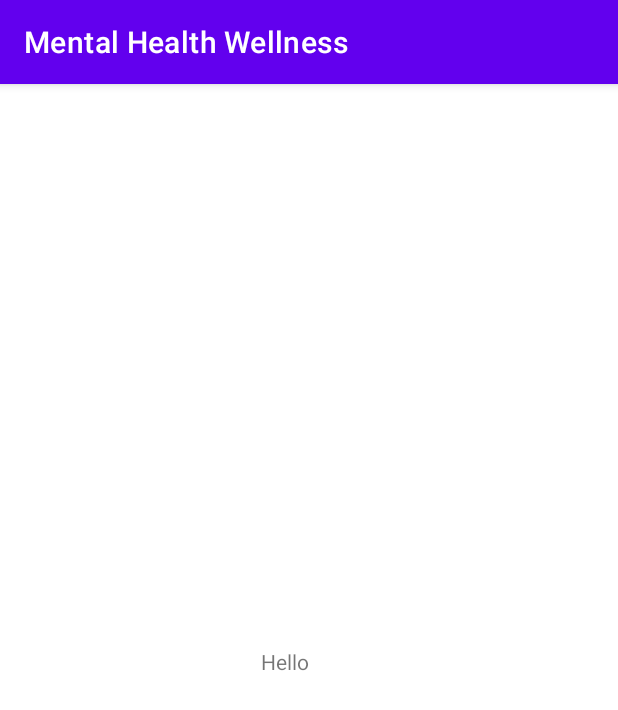
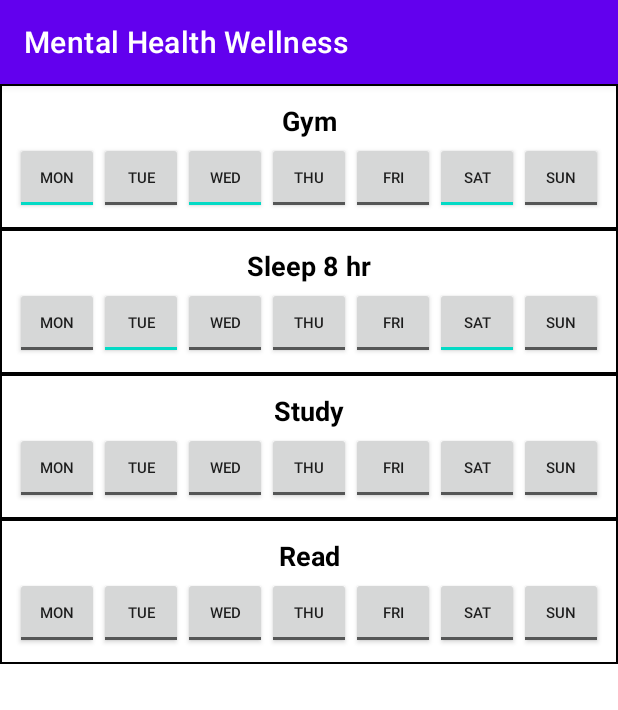
Before and after one commit to CIS-SoftwareDesign-S21/pro-03-mentalhealth-millan-janney-nuss, an Android app: the screen it shows after launch (MainActivity), on a phone screen of 412 x 824 dp. Shown: the top 710 px of the screen. Run offline under Robolectric (Android 15) with nearby library versions, the phone set to English and light mode, and no system bars.

Commit message:
base habit tracking functionality

```diff
--- a/app/build.gradle
+++ b/app/build.gradle
@@ -33,6 +33,7 @@ dependencies {
     implementation 'androidx.appcompat:appcompat:1.1.0'
     implementation 'com.google.android.material:material:1.1.0'
     implementation 'androidx.constraintlayout:constraintlayout:1.1.3'
+    implementation 'androidx.legacy:legacy-support-v4:1.0.0'
     testImplementation 'junit:junit:4.+'
     androidTestImplementation 'androidx.test.ext:junit:1.1.1'
     androidTestImplementation 'androidx.test.espresso:espresso-core:3.2.0'
--- /dev/null
+++ b/app/src/main/java/temple/mentalhealthwellness/Habit.java
@@ -0,0 +1,40 @@
+package temple.mentalhealthwellness;
+
+/**
+ * User defined habit
+ */
+public class Habit {
+    /**
+     * Description of the habit
+     */
+    private String description;
+
+    /**
+     * Total amount of times a task is to be completed in a week
+     */
+    private int total;
+
+    /**
+     * Days this was completed or not
+     */
+    private boolean[] days;
+
+    public Habit(String description, int total) {
+        this.description = description;
+        this.total = total;
+        days = new boolean[7];
+    }
+
+    public String getDescription() {
+        return description;
+    }
+
+    public boolean[] getDays() {
+        return days;
+    }
+
+    @Override
+    public String toString() {
+        return description + " " + total + "x";
+    }
+}
--- /dev/null
+++ b/app/src/main/java/temple/mentalhealthwellness/HabitRecyclerViewAdapter.java
@@ -0,0 +1,98 @@
+package temple.mentalhealthwellness;
+
+import android.view.LayoutInflater;
+import android.view.View;
+import android.view.ViewGroup;
+import android.widget.TextView;
+import android.widget.ToggleButton;
+
+import androidx.annotation.NonNull;
+import androidx.recyclerview.widget.RecyclerView;
+
+import java.util.ArrayList;
+
+public class HabitRecyclerViewAdapter extends RecyclerView.Adapter<HabitRecyclerViewAdapter.HabitViewHolder> {
+    private ArrayList<Habit> dataSet;
+
+    public static class HabitViewHolder extends RecyclerView.ViewHolder {
+        private final TextView descText;
+        private final ToggleButton monButton;
+        private final ToggleButton tueButton;
+        private final ToggleButton wedButton;
+        private final ToggleButton thuButton;
+        private final ToggleButton friButton;
+        private final ToggleButton satButton;
+        private final ToggleButton sunButton;
+
+        public HabitViewHolder(@NonNull View v) {
+            super(v);
+            descText = v.findViewById(R.id.description_text);
+            monButton = v.findViewById(R.id.toggle_mon);
+            tueButton = v.findViewById(R.id.toggle_tue);
+            wedButton = v.findViewById(R.id.toggle_wed);
+            thuButton = v.findViewById(R.id.toggle_thu);
+            friButton = v.findViewById(R.id.toggle_fri);
+            satButton = v.findViewById(R.id.toggle_sat);
+            sunButton = v.findViewById(R.id.toggle_sun);
+        }
+
+        public void setDesc(String desc) {
+            descText.setText(desc);
+        }
+
+        public void setChecked(int day, boolean checked) {
+            ToggleButton dayButton = getDayButton(day);
+            if (dayButton != null) {
+                dayButton.setChecked(checked);
+            }
+        }
+
+        private ToggleButton getDayButton(int day) {
+            switch (day) {
+                case 0:
+                    return monButton;
+                case 1:
+                    return tueButton;
+                case 2:
+                    return wedButton;
+                case 3:
+                    return thuButton;
+                case 4:
+                    return friButton;
+                case 5:
+                    return satButton;
+                case 6:
+                    return sunButton;
+                default:
+                    return null;
+            }
+        }
+    }
+
+    public HabitRecyclerViewAdapter(ArrayList<Habit> dataSet) {
+        this.dataSet = dataSet;
+    }
+
+    @NonNull
+    @Override
+    public HabitViewHolder onCreateViewHolder(@NonNull ViewGroup parent, int viewType) {
+        View v = LayoutInflater.from(parent.getContext())
+                .inflate(R.layout.habit_row_item, parent, false);
+        return new HabitViewHolder(v);
+    }
+
+    @Override
+    public void onBindViewHolder(@NonNull HabitViewHolder holder, int position) {
+        Habit habit = dataSet.get(position);
+        boolean[] days = habit.getDays();
+        for (int i = 0; i < days.length; i++) {
+            holder.setChecked(i, days[i]);
+        }
+        holder.setDesc(habit.getDescription());
+    }
+
+    @Override
+    public int getItemCount() {
+        return dataSet.size();
+    }
+}
--- /dev/null
+++ b/app/src/main/java/temple/mentalhealthwellness/HabitTrackingFragment.java
@@ -0,0 +1,60 @@
+package temple.mentalhealthwellness;
+
+import android.os.Bundle;
+
+import androidx.fragment.app.Fragment;
+import androidx.recyclerview.widget.LinearLayoutManager;
+import androidx.recyclerview.widget.RecyclerView;
+
+import android.view.LayoutInflater;
+import android.view.View;
+import android.view.ViewGroup;
+
+import java.util.ArrayList;
+
+public class HabitTrackingFragment extends Fragment {
+    private RecyclerView recyclerView;
+    private HabitRecyclerViewAdapter adapter;
+    private RecyclerView.LayoutManager layoutManager;
+    private ArrayList<Habit> dataSet;
+
+    @Override
+    public void onCreate(Bundle savedInstanceState) {
+        super.onCreate(savedInstanceState);
+        // Initialize with some fake data for demonstration purposes
+        // actual data will come from storage later on in development
+        initDataSet();
+    }
+
+    @Override
+    public View onCreateView(LayoutInflater inflater, ViewGroup container,
+                             Bundle savedInstanceState) {
+        View root = inflater.inflate(R.layout.fragment_habit_tracking, container, false);
+        recyclerView = root.findViewById(R.id.habit_tracking);
+        layoutManager = new LinearLayoutManager(getActivity());
+        recyclerView.setLayoutManager(layoutManager);
+        adapter = new HabitRecyclerViewAdapter(dataSet);
+        recyclerView.setAdapter(adapter);
+        return root;
+    }
+
+    /**
+     * Generate data for demonstrations purposes
+     */
+    private void initDataSet() {
+        dataSet = new ArrayList<>();
+        Habit one = new Habit("Gym", 3);
+        one.getDays()[0] = true;
+        one.getDays()[2] = true;
+        one.getDays()[5] = true;
+        dataSet.add(one);
+
+        Habit two = new Habit("Sleep 8 hr", 4);
+        two.getDays()[1] = true;
+        two.getDays()[5] = true;
+        dataSet.add(two);
+
+        dataSet.add(new Habit("Study", 4));
+        dataSet.add(new Habit("Read", 3));
+    }
+}
--- a/app/src/main/java/temple/mentalhealthwellness/MainActivity.java
+++ b/app/src/main/java/temple/mentalhealthwellness/MainActivity.java
@@ -1,14 +1,24 @@
 package temple.mentalhealthwellness;
 
 import androidx.appcompat.app.AppCompatActivity;
+import androidx.fragment.app.FragmentManager;
 
 import android.os.Bundle;
 
 public class MainActivity extends AppCompatActivity {
+    FragmentManager fm;
 
     @Override
     protected void onCreate(Bundle savedInstanceState) {
         super.onCreate(savedInstanceState);
         setContentView(R.layout.activity_main);
+
+        fm = getSupportFragmentManager();
+        /* only create our habit tracking fragment once */
+        if (fm.findFragmentById(R.id.habit_container) == null) {
+            fm.beginTransaction()
+                    .add(R.id.habit_container, new HabitTrackingFragment())
+                    .commit();
+        }
     }
 }
--- /dev/null
+++ b/app/src/main/res/drawable/border.xml
@@ -0,0 +1,6 @@
+<?xml version="1.0" encoding="UTF-8"?>
+<shape xmlns:android="http://schemas.android.com/apk/res/android" android:shape="rectangle">
+    <corners android:radius="0dp"/>
+    <padding android:left="10dp" android:right="10dp" android:top="10dp" android:bottom="10dp"/>
+    <stroke android:width="1dp" android:color="#000000"/>
+</shape>
--- a/app/src/main/res/layout/activity_main.xml
+++ b/app/src/main/res/layout/activity_main.xml
@@ -6,13 +6,13 @@
     android:layout_height="match_parent"
     tools:context=".MainActivity">
 
-    <TextView
-        android:layout_width="64dp"
-        android:layout_height="17dp"
-        android:text="Hello World!"
+    <FrameLayout
+        android:id="@+id/habit_container"
+        android:layout_width="match_parent"
+        android:layout_height="match_parent"
         app:layout_constraintBottom_toBottomOf="parent"
-        app:layout_constraintLeft_toLeftOf="parent"
-        app:layout_constraintRight_toRightOf="parent"
+        app:layout_constraintEnd_toEndOf="parent"
+        app:layout_constraintStart_toStartOf="parent"
         app:layout_constraintTop_toTopOf="parent" />
 
 </androidx.constraintlayout.widget.ConstraintLayout>
--- /dev/null
+++ b/app/src/main/res/layout/fragment_habit_tracking.xml
@@ -0,0 +1,5 @@
+<?xml version="1.0" encoding="utf-8"?>
+<androidx.recyclerview.widget.RecyclerView xmlns:android="http://schemas.android.com/apk/res/android"
+    android:id="@+id/habit_tracking"
+    android:layout_width="match_parent"
+    android:layout_height="match_parent"/>
--- /dev/null
+++ b/app/src/main/res/layout/habit_row_item.xml
@@ -0,0 +1,86 @@
+<?xml version="1.0" encoding="utf-8"?>
+<LinearLayout xmlns:android="http://schemas.android.com/apk/res/android"
+    android:layout_width="match_parent"
+    android:layout_height="wrap_content"
+    android:orientation="vertical"
+    android:background="@drawable/border">
+    <TextView
+        android:id="@+id/description_text"
+        android:padding="2dp"
+        android:textColor="#000000"
+        android:textSize="18sp"
+        android:textStyle="bold"
+        android:gravity="center"
+        android:layout_width="match_parent"
+        android:layout_height="match_parent"/>
+
+    <LinearLayout
+        android:id="@+id/days"
+        android:layout_width="wrap_content"
+        android:layout_height="wrap_content"
+        android:orientation="horizontal">
+
+        <ToggleButton
+            android:id="@+id/toggle_mon"
+            android:layout_height="match_parent"
+            android:layout_weight="1"
+            android:layout_width="0dp"
+            android:textOff="@string/mon_button_text"
+            android:textOn="@string/mon_button_text"
+            android:textSize="10sp"/>
+
+        <ToggleButton
+            android:id="@+id/toggle_tue"
+            android:layout_height="match_parent"
+            android:layout_width="0dp"
+            android:textOff="@string/tue_button_text"
+            android:textOn="@string/tue_button_text"
+            android:textSize="10sp"
+            android:layout_weight="1"/>
+
+        <ToggleButton
+            android:id="@+id/toggle_wed"
+            android:layout_height="match_parent"
+            android:textOff="@string/wed_button_text"
+            android:textOn="@string/wed_button_text"
+            android:textSize="10sp"
+            android:layout_weight="1"
+            android:layout_width="0dp"/>
+
+        <ToggleButton
+            android:id="@+id/toggle_thu"
+            android:layout_height="match_parent"
+            android:textOff="@string/thu_button_text"
+            android:textOn="@string/thu_button_text"
+            android:layout_weight="1"
+            android:textSize="10sp"
+            android:layout_width="0dp" />
+
+        <ToggleButton
+            android:id="@+id/toggle_fri"
+            android:layout_height="match_parent"
+            android:textOff="@string/fri_button_text"
+            android:textOn="@string/fri_button_text"
+            android:textSize="10sp"
+            android:layout_width="0dp"
+            android:layout_weight="1" />
+
+        <ToggleButton
+            android:id="@+id/toggle_sat"
+            android:layout_height="match_parent"
+            android:layout_weight="1"
+            android:textOff="@string/sat_button_text"
+            android:textOn="@string/sat_button_text"
+            android:textSize="10sp"
+            android:layout_width="0dp"/>
+
+        <ToggleButton
+            android:id="@+id/toggle_sun"
+            android:layout_height="match_parent"
+            android:layout_weight="1"
+            android:textOff="@string/sun_button_text"
+            android:textOn="@string/sun_button_text"
+            android:textSize="10sp"
+            android:layout_width="0dp"/>
+    </LinearLayout>
+</LinearLayout>
--- a/app/src/main/res/values/strings.xml
+++ b/app/src/main/res/values/strings.xml
@@ -1,3 +1,10 @@
 <resources>
     <string name="app_name">Mental Health Wellness</string>
+    <string name="mon_button_text">Mon</string>
+    <string name="tue_button_text">Tue</string>
+    <string name="wed_button_text">Wed</string>
+    <string name="thu_button_text">Thu</string>
+    <string name="fri_button_text">Fri</string>
+    <string name="sat_button_text">Sat</string>
+    <string name="sun_button_text">Sun</string>
 </resources>
```
